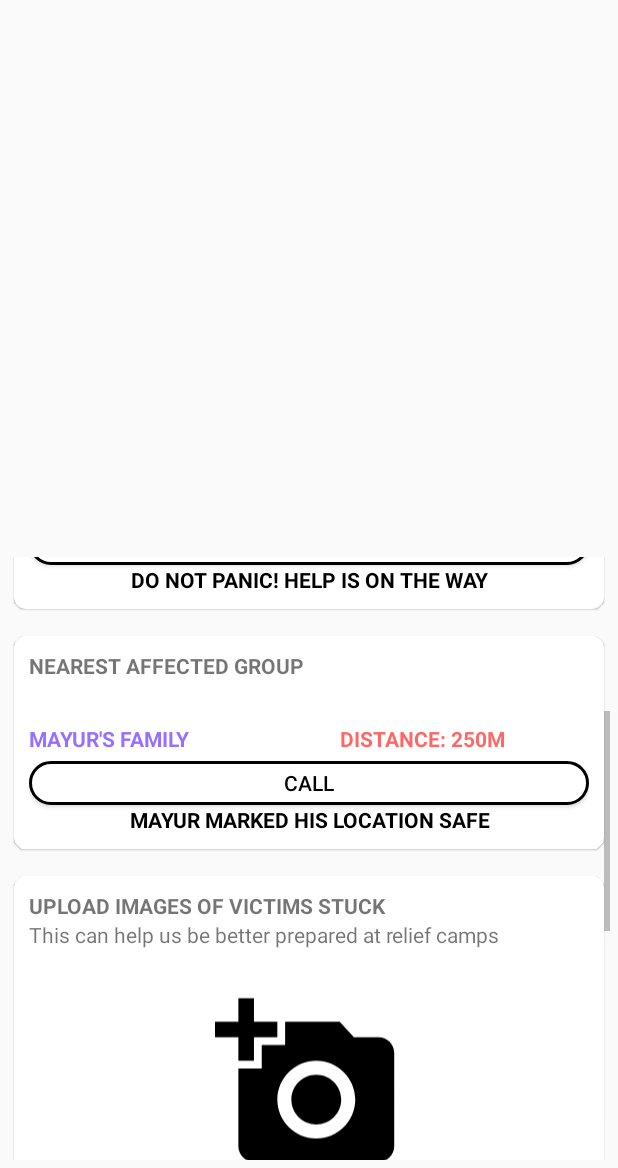
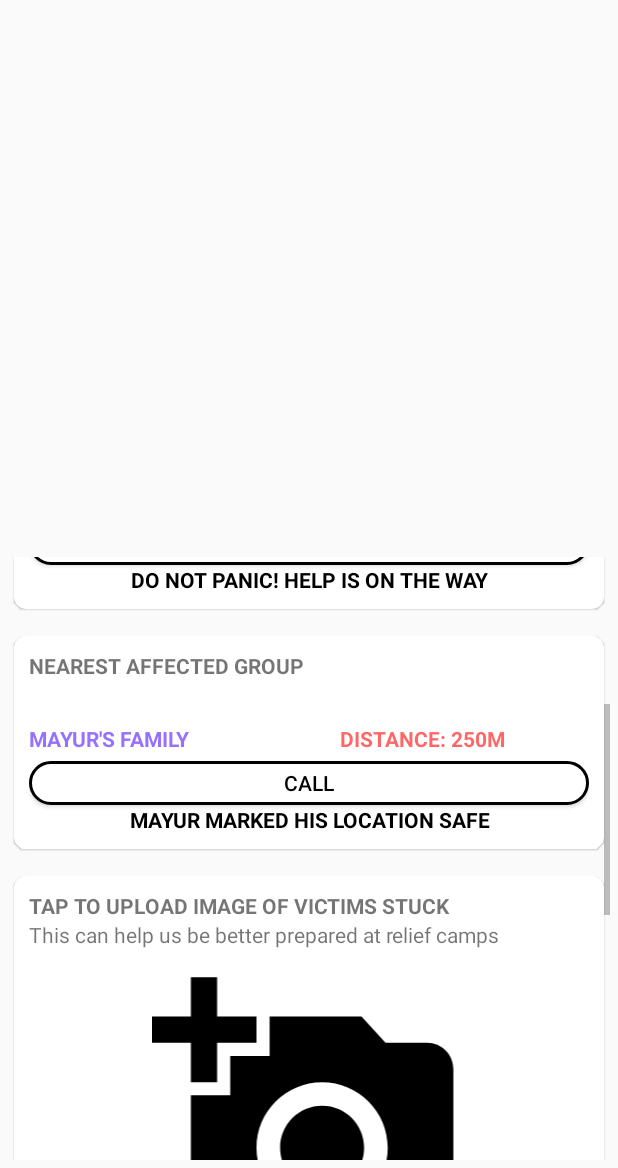
Before and after one commit to Kitwradr/MicrosoftApp, an Android app: the RvAzure_StuckInThisDisaster screen opened directly, with no data from a screen before it, scrolled down 281 dp, on a phone screen of 412 x 824 dp, the part 68-1236 px from its top. Run offline under Robolectric (Android 15) with nearby library versions, the phone set to English and light mode, and no system bars.

Commit message:
added functionality to upload compressed images

```diff
--- a/app/src/main/AndroidManifest.xml
+++ b/app/src/main/AndroidManifest.xml
@@ -8,6 +8,7 @@
          Google Maps Android API v2, but you must specify either coarse or fine
          location permissions for the 'MyLocation' functionality.
     -->
+    <uses-permission android:name="android.permission.READ_EXTERNAL_STORAGE"/>
     <uses-permission android:name="android.permission.ACCESS_NETWORK_STATE"/>
     <uses-permission android:name="android.permission.RECEIVE_SMS"/>
     <uses-permission android:name="android.permission.READ_SMS" />
--- a/app/src/main/java/c/theinfiniteloop/rvsafe/RvAzure_Disaster_cards.java
+++ b/app/src/main/java/c/theinfiniteloop/rvsafe/RvAzure_Disaster_cards.java
@@ -59,14 +59,15 @@ public class RvAzure_Disaster_cards extends AppCompatActivity implements Navigat
 
     private boolean permissionToInternetAccepted = false;
     /*an array of permissions for to be requested*/
-    private String[] permissions = {Manifest.permission.ACCESS_FINE_LOCATION, Manifest.permission.INTERNET, Manifest.permission.SEND_SMS};
+    private String[] permissions = {Manifest.permission.ACCESS_FINE_LOCATION, Manifest.permission.INTERNET, Manifest.permission.SEND_SMS,Manifest.permission.READ_EXTERNAL_STORAGE,Manifest.permission.READ_SMS};
 
 
     @Override
     public void onRequestPermissionsResult(int requestCode, @NonNull String[] permissions, @NonNull int[] grantResults) {
         /*code snippet to request permission for audio */
         super.onRequestPermissionsResult(requestCode, permissions, grantResults);
-        switch (requestCode) {
+        switch (requestCode)
+        {
             /*check whether permission to record audio is given*/
             case REQUEST_GPS_PERMISSION:
                 permissionToLocationAccepted = grantResults[0] == PackageManager.PERMISSION_GRANTED;
--- a/app/src/main/java/c/theinfiniteloop/rvsafe/RvAzure_StuckInThisDisaster.java
+++ b/app/src/main/java/c/theinfiniteloop/rvsafe/RvAzure_StuckInThisDisaster.java
@@ -1,12 +1,23 @@
 package c.theinfiniteloop.rvsafe;
 
 import android.content.Context;
+import android.content.Intent;
+import android.content.SharedPreferences;
+import android.database.Cursor;
+import android.graphics.Bitmap;
+import android.graphics.BitmapFactory;
 import android.graphics.Color;
 import android.net.ConnectivityManager;
 import android.net.NetworkInfo;
+import android.net.Uri;
+import android.provider.MediaStore;
+import android.support.annotation.NonNull;
 import android.support.v4.app.FragmentActivity;
 import android.os.Bundle;
 import android.util.Log;
+import android.view.View;
+import android.widget.Button;
+import android.widget.ImageView;
 import android.widget.Toast;
 
 import com.google.android.gms.maps.CameraUpdateFactory;
@@ -20,12 +31,29 @@ import com.google.android.gms.maps.model.CircleOptions;
 import com.google.android.gms.maps.model.LatLng;
 import com.google.android.gms.maps.model.MarkerOptions;
 
+import java.io.ByteArrayOutputStream;
 import java.util.ArrayList;
 import java.util.Random;
+
 
 public class RvAzure_StuckInThisDisaster extends FragmentActivity implements OnMapReadyCallback {
 
     private GoogleMap mMap;
+
+    SharedPreferences sharedPreferences;
+
+
+
+    private static final int REQUEST_TAKE_PHOTO = 0;
+    private static final int REQUEST_SELECT_VICTIM_IMAGE_IN_ALBUM = 1;
+    private Uri mUriPhotoTaken;
+    ImageView victimimage;
+    private String victimimagepathtag="VICTIM IMAGE";
+    String VICTIM_PREF="VICTIM-URL";
+    String victimrestoredPath;
+    Button victimimageupload;
+
+
 
     private String DistressMessageNearestGroupLat;
     private String DistressMessageNearestGroupLon;
@@ -43,10 +71,96 @@ public class RvAzure_StuckInThisDisaster extends FragmentActivity implements OnM
         setContentView(R.layout.activity_rv_azure__stuck_in_this_disaster);
 
 
+
+
         // Obtain the SupportMapFragment and get notified when the map is ready to be used.
         final SupportMapFragment mapFragment = (SupportMapFragment) getSupportFragmentManager()
                 .findFragmentById(R.id.map);
         mapFragment.getMapAsync(this);
+
+
+        victimimage=(ImageView)findViewById(R.id.victimimage1);
+        victimimageupload=(Button)findViewById(R.id.victimuploadbutton);
+
+
+
+        sharedPreferences=this.getSharedPreferences(VICTIM_PREF, Context.MODE_PRIVATE);
+        victimrestoredPath = sharedPreferences.getString(victimimagepathtag,null);
+
+        if(victimrestoredPath!=null)
+        {
+
+            victimimage.setImageBitmap(BitmapFactory.decodeFile(victimrestoredPath));
+            victimimage.setScaleType(ImageView.ScaleType.FIT_XY);
+
+        }
+
+
+        victimimage.setOnClickListener(new View.OnClickListener()
+        {
+            @Override
+            public void onClick(View view)
+            {
+                Intent victimIntent = new Intent(Intent.ACTION_PICK, android.provider.MediaStore.Images.Media.EXTERNAL_CONTENT_URI);// Start the Intent
+
+                startActivityForResult(victimIntent, REQUEST_SELECT_VICTIM_IMAGE_IN_ALBUM);
+
+
+
+            }
+        });
+
+        victimimageupload.setOnClickListener(new View.OnClickListener()
+        {
+            @Override
+            public void onClick(View view)
+            {
+            if(victimrestoredPath!=null) {
+                try {
+
+                    Bitmap bitmap;
+
+            /*    HttpClient httpClient = new DefaultHttpClient();
+                HttpContext localContext = new BasicHttpContext();*/
+
+                    // here, change it to your php;
+
+            /*    HttpPost httpPost = new HttpPost("http://www.myURL.com/myPHP.php");
+                MultipartEntity entity = new MultipartEntity(HttpMultipartMode.BROWSER_COMPATIBLE);*/
+                    bitmap = BitmapFactory.decodeFile(victimrestoredPath);
+
+                    // you can change the format of you image compressed for what do you want;
+                    // now it is set up to 640 x 480;
+                    Bitmap bmpCompressed = Bitmap.createScaledBitmap(bitmap, 640, 480, true);
+                    ByteArrayOutputStream bos = new ByteArrayOutputStream();
+
+                    // CompressFormat set up to JPG, you can change to PNG or whatever you want;
+                    bmpCompressed.compress(Bitmap.CompressFormat.JPEG, 100, bos);
+                    byte[] data = bos.toByteArray();
+/*
+                // sending a String param;
+                entity.addPart("myParam", new StringBody("my value"));
+
+                // sending a Image;
+                // note here, that you can send more than one image, just add another param, same rule to the String;
+                entity.addPart("myImage", new ByteArrayBody(data, "temp.jpg"));
+                httpPost.setEntity(entity);
+                HttpResponse response = httpClient.execute(httpPost, localContext);
+                BufferedReader reader = new BufferedReader(new InputStreamReader(   response.getEntity().getContent(), "UTF-8"));
+                String sResponse = reader.readLine(); */
+
+                }
+                catch (Exception e)
+                {
+                    Log.v("myApp", "Some error came up");
+                }
+
+
+            }
+
+
+            }
+        });
 
 
 
@@ -83,31 +197,66 @@ public class RvAzure_StuckInThisDisaster extends FragmentActivity implements OnM
 
           }
       });
+    }
 
 
+    @Override
+    protected void onSaveInstanceState(Bundle outState)
+    {
+        super.onSaveInstanceState(outState);
+      //  outState.putParcelable("ImageUri", mUriPhotoTaken);
+    }
 
 
+    protected void onRestoreInstanceState(@NonNull Bundle savedInstanceState)
+    {
+        super.onRestoreInstanceState(savedInstanceState);
+    //    mUriPhotoTaken = savedInstanceState.getParcelable("ImageUri");
+
+    }
 
 
+    protected void onActivityResult(int requestCode, int resultCode, Intent data)
+    {
+        switch (requestCode)
+        {
+            case REQUEST_SELECT_VICTIM_IMAGE_IN_ALBUM:
+                if (resultCode == RESULT_OK&&data!=null)
+                {
+                    Uri selectedImage = data.getData();
+                    String[] filePathColumn = { MediaStore.Images.Media.DATA };
+                    Cursor cursor = this.getContentResolver().query(selectedImage,filePathColumn, null, null, null);
+                    cursor.moveToFirst();
+
+                    int columnIndex = cursor.getColumnIndex(filePathColumn[0]);
+                    String picturePath = cursor.getString(columnIndex);
+                    cursor.close();
+
+                    SharedPreferences.Editor editor = this.getSharedPreferences(VICTIM_PREF, Context.MODE_PRIVATE).edit();
+                    editor.putString(victimimagepathtag, picturePath);
+                    editor.apply();
+
+                    victimimage.setImageBitmap(BitmapFactory.decodeFile(picturePath));
+                    victimimage.setScaleType(ImageView.ScaleType.FIT_XY);
+
+
+                }
+                break;
+            default:
+                break;
+        }
     }
+
 
 
 
     public  void  updatelocale()
     {
         LatLng affectedlatlon = new LatLng(Float.parseFloat(DistressMessageNearestGroupLat), Float.parseFloat(DistressMessageNearestGroupLon));
-
         LatLng rescuelatlang = new LatLng(Float.parseFloat(DistressMessageNearestRescueGroupLat), Float.parseFloat(DistressMessageNearestRescueGroupLon));
-
-
-
        Log.i("TRIAL RESCUE",""+Float.parseFloat(DistressMessageNearestRescueGroupLat)+""+Float.parseFloat(DistressMessageNearestRescueGroupLon));
-
         mMap.addMarker(new MarkerOptions().position(rescuelatlang).title("NEAREST RESCUE GROUP").icon(BitmapDescriptorFactory.defaultMarker(BitmapDescriptorFactory.HUE_GREEN)));
-
         mMap.addMarker(new MarkerOptions().position(affectedlatlon).title("NEAREST AFFECTED GROUP").icon(BitmapDescriptorFactory.defaultMarker(BitmapDescriptorFactory.HUE_ROSE)));
-
-
 
     }
 
--- a/app/src/main/res/layout/activity_rv_azure__stuck_in_this_disaster.xml
+++ b/app/src/main/res/layout/activity_rv_azure__stuck_in_this_disaster.xml
@@ -264,7 +264,7 @@
 
 <android.support.v7.widget.CardView
     android:layout_width="match_parent"
-    android:layout_height="300dp"
+    android:layout_height="350dp"
     android:layout_marginTop="10dp"
     app:cardCornerRadius="8dp"
     app:cardElevation="0.7dp"
@@ -277,7 +277,7 @@
     <LinearLayout
         android:layout_width="match_parent"
         android:orientation="vertical"
-        android:layout_height="250dp">
+        android:layout_height="match_parent">
 
 
         <TextView
@@ -286,7 +286,7 @@
             android:textAllCaps="true"
             android:textStyle="bold"
             android:layout_gravity="center_vertical"
-            android:text="UPLOAD IMAGES OF VICTIMS STUCK"/>
+            android:text="TAP TO UPLOAD IMAGE OF VICTIMS STUCK"/>
 
         <TextView
             android:layout_width="match_parent"
@@ -296,24 +296,20 @@
 
 
         <LinearLayout
+            android:layout_marginLeft="3dp"
+            android:layout_marginRight="3dp"
+            android:layout_marginTop="10dp"
+            android:layout_marginBottom="10dp"
           android:layout_width="match_parent"
           android:orientation="horizontal"
-          android:layout_height="180dp">
+          android:layout_height="210dp">
 
 
           <ImageView
-              android:layout_width="0dp"
-              android:layout_weight="1"
-              android:layout_height="match_parent" />
-
-          <ImageView
+              android:id="@+id/victimimage1"
               android:layout_width="0dp"
               android:layout_weight="1"
               android:src="@drawable/ic_add_a_photo_black_24dp"
-              android:layout_height="match_parent" />
-          <ImageView
-              android:layout_width="0dp"
-              android:layout_weight="1"
               android:layout_height="match_parent" />
 
 
@@ -323,6 +319,7 @@
             android:layout_width="match_parent"
             android:layout_height="wrap_content"
             android:text="UPLOAD"
+            android:id="@+id/victimuploadbutton"
             android:background="@drawable/oval_button_white"/>
 
 
@@ -362,7 +359,7 @@
                 android:layout_width="match_parent"
                 android:layout_height="wrap_content"
                 android:layout_gravity="center_vertical"
-                android:text="This can help the rescue groups spot you faster"/>
+                android:text="This can help rescue groups spot you faster"/>
 
 
             <LinearLayout
@@ -372,16 +369,19 @@
 
 
                 <ImageView
+                    android:id="@+id/landmarkimage1"
                     android:layout_width="0dp"
                     android:layout_weight="1"
                     android:layout_height="match_parent" />
 
                 <ImageView
+                    android:id="@+id/landmarkimage2"
                     android:layout_width="0dp"
                     android:layout_weight="1"
                     android:src="@drawable/ic_photo_black_24dp"
                     android:layout_height="match_parent" />
                 <ImageView
+                    android:id="@+id/landmarkimage3"
                     android:layout_width="0dp"
                     android:layout_weight="1"
                     android:layout_height="match_parent" />
```
Also changed, not shown: 7 other files.
